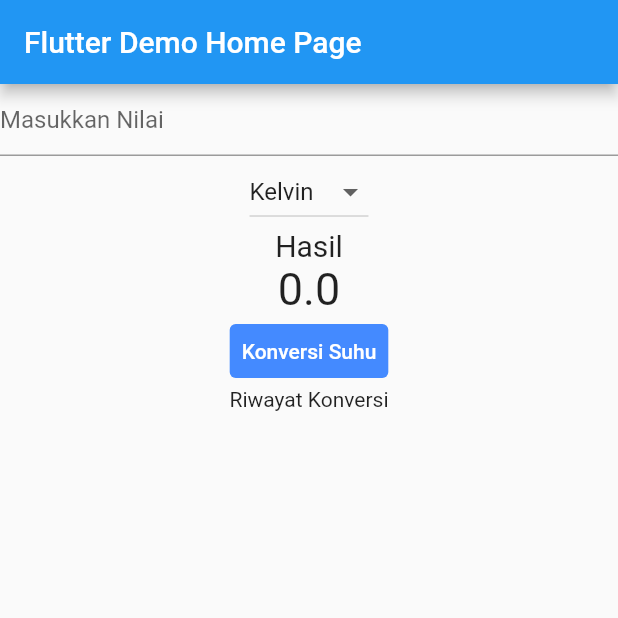
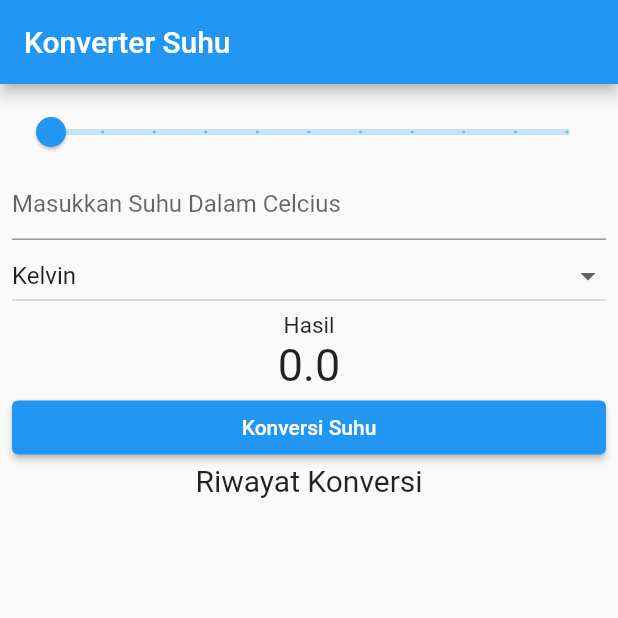
Before and after one commit to Vanggaadytya14/minggu11bab4, a Flutter app: the screen it shows after launch, after a tap on "Konversi Suhu", on a phone screen of 412 x 824 dp, the top half of it. Run offline on Flutter 3.47's test engine with Material 2 defaults, Android fonts, the phone set to English and light mode, and no system bars.

Commit message:
minggu12

```diff
--- a/lib/main.dart
+++ b/lib/main.dart
@@ -1,222 +1,126 @@
 import 'package:flutter/material.dart';
 import 'package:flutter/services.dart';
+import 'package:minggu11bab4/widgets/button.dart';
+import 'package:minggu11bab4/widgets/dropdown.dart';
+import 'package:minggu11bab4/widgets/history.dart';
+import 'package:minggu11bab4/widgets/result.dart';
 
 void main() {
-  runApp(const MyApp());
+  runApp(MyApp());
 }
 
 class MyApp extends StatelessWidget {
-  const MyApp({Key key}) : super(key: key);
-
   // This widget is the root of your application.
   @override
   Widget build(BuildContext context) {
     return MaterialApp(
-      home: const MyHomePage(title: 'Flutter Demo Home Page'),
+      title: 'Flutter Demo',
+      theme: ThemeData(
+        primarySwatch: Colors.blue,
+        // This makes the visual density adapt to the platform that you run
+        // the app on. For desktop platforms, the controls will be smaller and
+        // closer together (more dense) than on mobile platforms.
+        visualDensity: VisualDensity.adaptivePlatformDensity,
+      ),
+      home: MyHomePage(title: 'Konverter Suhu'),
     );
   }
 }
 
 class MyHomePage extends StatefulWidget {
-  const MyHomePage({Key key, this.title}) : super(key: key);
-
-  // This widget is the home page of your application. It is stateful, meaning
-  // that it has a State object (defined below) that contains fields that affect
-  // how it looks.
-
-  // This class is the configuration for the state. It holds the values (in this
-  // case the title) provided by the parent (in this case the App widget) and
-  // used by the build method of the State. Fields in a Widget subclass are
-  // always marked "final".
+  MyHomePage({Key key, this.title}) : super(key: key);
 
   final String title;
 
   @override
-  State<MyHomePage> createState() => _MyHomePageState();
+  _MyHomePageState createState() => _MyHomePageState();
 }
 
 class _MyHomePageState extends State<MyHomePage> {
-  int _counter = 0;
-  double _inputuser = 0;
-  double _kevin = 0;
-  double _reamur = 0;
-  final inputController = TextEditingController();
-  String newValue = "Kelvin";
+  final _controllerCelcius = TextEditingController();
+  double _currentSliderValue = 0;
+  //variabel berubah
+  double _inputCelcius = 0;
   double _result = 0;
-  String changeValue = "";
+  //tambahkan variabel lain yang dibutuhkan
+  var jenisSuhu = ["Kelvin", "Reamur"];
+  var selectedSuhu = "Kelvin";
+  List<String> history = <String>[];
 
-  List<String> listViewItem = <String>[];
-
-  var listItem = [
-    "Kelvin",
-    "Reamur",
-  ];
-  void perhitunganSuhu() {
+  setSelectedSuhu(String value) {
     setState(() {
-      _inputuser = double.parse(inputController.text);
-
-      if (newValue == "Kelvin") {
-        _result = _inputuser + 273;
-      } else {
-        _result = (4 / 5) * _inputuser;
-      }
+      selectedSuhu = value.toString();
     });
-    listViewItem.add(_result.toString());
   }
 
-  void _incrementCounter() {
+  konverterSuhu() {
     setState(() {
-      // This call to setState tells the Flutter framework that something has
-      // changed in this State, which causes it to rerun the build method below
-      // so that the display can reflect the updated values. If we changed
-      // _counter without calling setState(), then the build method would not be
-      // called again, and so nothing would appear to happen.
-      _counter++;
+      if (_controllerCelcius.text.isNotEmpty) {
+        _inputCelcius = double.parse(_controllerCelcius.text);
+        if (selectedSuhu == "Kelvin") {
+          _result = _inputCelcius + 273;
+        }
+        if (selectedSuhu == "Reamur") {
+          _result = _inputCelcius * 0.8;
+        }
+
+        history.add("$selectedSuhu : $_result");
+      }
     });
   }
 
   @override
+  void dispose() {
+    // Clean up the controller when the widget is disposed.
+    _controllerCelcius.dispose();
+    super.dispose();
+  }
+
+  @override
   Widget build(BuildContext context) {
-    // This method is rerun every time setState is called, for instance as done
-    // by the _incrementCounter method above.
-    //
-    // The Flutter framework has been optimized to make rerunning build methods
-    // fast, so that you can just rebuild anything that needs updating rather
-    // than having to individually change instances of widgets.
     return Scaffold(
       appBar: AppBar(
-        // Here we take the value from the MyHomePage object that was created by
-        // the App.build method, and use it to set our appbar title.
         title: Text(widget.title),
       ),
       body: Container(
+        margin: const EdgeInsets.all(8),
         child: Column(
-          children: <Widget>[
-            Container(
-              child: Input(
-                myController: inputController,
+          children: [
+            Slider(
+              value: _currentSliderValue,
+              max: 100,
+              divisions: 10,
+              onChanged: (double value) {
+                setState(() {
+                  _currentSliderValue = value;
+                  _controllerCelcius.text = _currentSliderValue.toString();
+                });
+              },
+            ),
+            TextFormField(
+              decoration: const InputDecoration(
+                hintText: ("Masukkan Suhu Dalam Celcius"), //hint text
               ),
+              inputFormatters: [FilteringTextInputFormatter.digitsOnly],
+              keyboardType: TextInputType.number,
+              controller: _controllerCelcius,
             ),
-            Container(
-              child: DropdownButton<String>(
-                  items: listItem.map((String value) {
-                    return DropdownMenuItem<String>(
-                      value: value,
-                      child: Text(value),
-                    );
-                  }).toList(),
-
-                  /*
-                [
-                DropdownMenuItem(
-                  value: "Kelvin" , child: Container(child: Text("Kelvin"),),),
-                DropdownMenuItem(
-                  value: "Reamur", child: Container(child: Text("Reamur"),),)
-              ],
-              */
-                  value: newValue,
-                  onChanged: (String changeValue) {
-                    setState(() {
-                      newValue = changeValue;
-                      perhitunganSuhu();
-                    });
-                  }),
-            ),
-            Result(
+            DropdownSuhu(
+                jenisSuhu: jenisSuhu,
+                selectedSuhu: selectedSuhu,
+                setSelectedSuhu: setSelectedSuhu),
+            ResultKonversi(
               result: _result,
             ),
-            SizedBox(
-              child: Container(
-                  child: Convert(
-                konvertHandler: perhitunganSuhu,
-              )),
+            ButtonKonversi(konversi: konverterSuhu),
+            const Text(
+              "Riwayat Konversi",
+              style: TextStyle(fontSize: 20),
             ),
-            Container(child: Text("Riwayat Konversi")),
-            Expanded(
-                child: ListView(
-              children: listViewItem.map((String value) {
-                return Container(
-                    margin: EdgeInsets.all(10),
-                    child: Text(
-                      value,
-                      style: TextStyle(fontSize: 15),
-                    ));
-              }).toList(),
-            )),
-            //
+            History(history: history)
           ],
         ),
       ),
     );
   }
 }
-
-class Convert extends StatelessWidget {
-  const Convert({
-    Key key,
-    this.konvertHandler,
-  }) : super(key: key);
-
-  final Function konvertHandler;
-
-  @override
-  Widget build(BuildContext context) {
-    return TextButton(
-      style: TextButton.styleFrom(backgroundColor: Colors.blueAccent),
-      onPressed: () {
-        konvertHandler();
-      },
-      child: Text(
-        "Konversi Suhu",
-        style: TextStyle(color: Colors.white),
-      ),
-    );
-  }
-}
-
-class Input extends StatelessWidget {
-  const Input({
-    Key key,
-    this.myController,
-  }) : super(key: key);
-
-  final TextEditingController myController;
-
-  @override
-  Widget build(BuildContext context) {
-    return TextFormField(
-      controller: myController,
-      decoration: InputDecoration(hintText: "Masukkan Nilai "),
-      inputFormatters: <TextInputFormatter>[
-        FilteringTextInputFormatter.digitsOnly,
-      ],
-      keyboardType: TextInputType.number,
-    );
-  }
-}
-
-class Result extends StatelessWidget {
-  const Result({
-    Key key,
-    this.result,
-  }) : super(key: key);
-
-  final double result;
-  @override
-  Widget build(BuildContext context) {
-    return Container(
-      child: Column(
-        children: <Widget>[
-          Text(
-            "Hasil",
-            style: TextStyle(fontSize: 20),
-          ),
-          Text(
-            result.toStringAsFixed(1),
-            style: TextStyle(fontSize: 30),
-          ),
-        ],
-      ),
-    );
-  }
-}
--- /dev/null
+++ b/lib/widgets/button.dart
@@ -0,0 +1,21 @@
+import 'package:flutter/material.dart';
+
+class ButtonKonversi extends StatelessWidget {
+  final Function konversi;
+
+  const ButtonKonversi({Key key, @required this.konversi}) : super(key: key);
+
+  @override
+  Widget build(BuildContext context) {
+    return Row(
+      children: [
+        Expanded(
+          child: ElevatedButton(
+            onPressed: () => konversi(),
+            child: const Text("Konversi Suhu"),
+          ),
+        ),
+      ],
+    );
+  }
+}
--- /dev/null
+++ b/lib/widgets/dropdown.dart
@@ -0,0 +1,28 @@
+import 'package:flutter/material.dart';
+
+class DropdownSuhu extends StatelessWidget {
+  final List<String> jenisSuhu;
+  final String selectedSuhu;
+  final Function setSelectedSuhu;
+
+  const DropdownSuhu(
+      {Key key,
+      @required this.jenisSuhu,
+      @required this.setSelectedSuhu,
+      @required this.selectedSuhu})
+      : super(key: key);
+
+  @override
+  Widget build(BuildContext context) {
+    return DropdownButton(
+      isExpanded: true,
+      items: jenisSuhu.map((suhu) {
+        return DropdownMenuItem(value: suhu, child: Text(suhu));
+      }).toList(),
+      value: selectedSuhu,
+      onChanged: (value) {
+        setSelectedSuhu(value.toString());
+      },
+    );
+  }
+}
--- /dev/null
+++ b/lib/widgets/history.dart
@@ -0,0 +1,23 @@
+import 'package:flutter/material.dart';
+
+class History extends StatelessWidget {
+  const History({
+    Key key,
+    @required this.history,
+  }) : super(key: key);
+
+  final List<String> history;
+
+  @override
+  Widget build(BuildContext context) {
+    return Expanded(
+      child: ListView.builder(
+          itemCount: history.length,
+          itemBuilder: (context, index) {
+            return ListTile(
+              title: Text(history[index]),
+            );
+          }),
+    );
+  }
+}
--- /dev/null
+++ b/lib/widgets/result.dart
@@ -0,0 +1,27 @@
+import 'package:flutter/material.dart';
+
+class ResultKonversi extends StatelessWidget {
+  const ResultKonversi({
+    Key key,
+    @required double result,
+  })  : _result = result,
+        super(key: key);
+
+  final double _result;
+
+  @override
+  Widget build(BuildContext context) {
+    return Column(
+      children: [
+        const Text(
+          "Hasil",
+          style: TextStyle(fontSize: 15),
+        ),
+        Text(
+          "$_result",
+          style: const TextStyle(fontSize: 30),
+        ),
+      ],
+    );
+  }
+}
```
